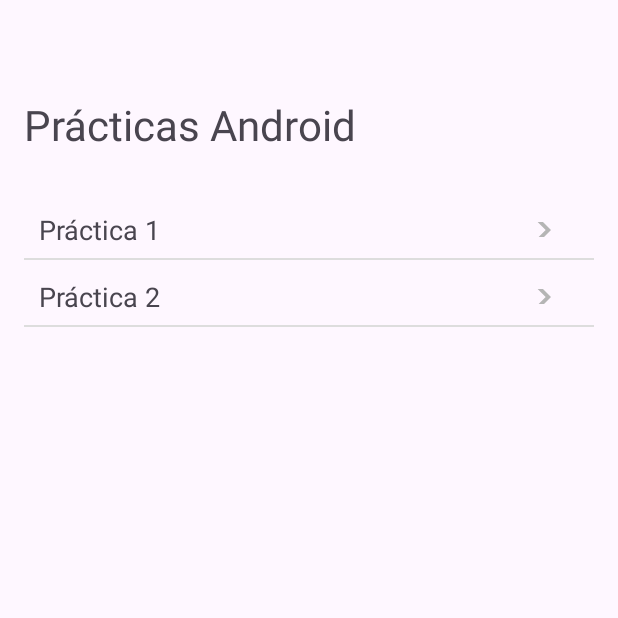
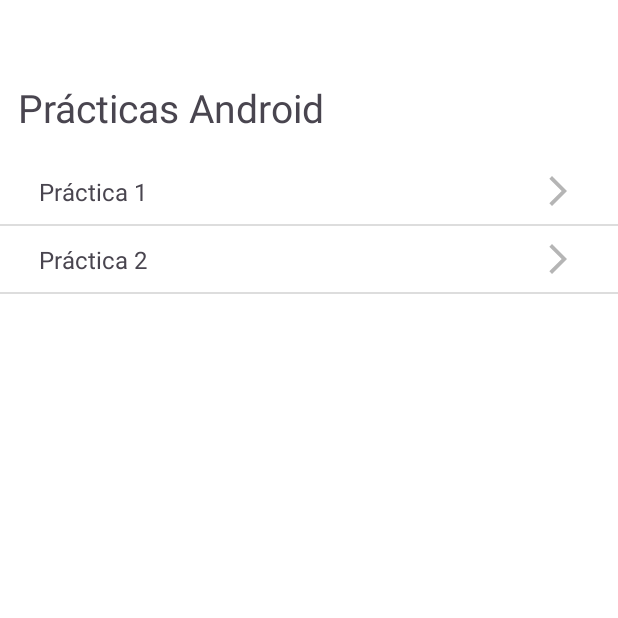
Before and after one commit to SmokeyBirdzz/PracticaFCT, an Android app: the screen it shows after launch (MainActivity), on a phone screen of 412 x 824 dp, the top half of it. Run offline under Robolectric (Android 15) with nearby library versions, the phone set to English and light mode, and no system bars.

Commit message:
Segunda versión de la aplicación. Navegación a Práctica 1 y 2 realizada

```diff
--- a/app/src/main/AndroidManifest.xml
+++ b/app/src/main/AndroidManifest.xml
@@ -13,6 +13,12 @@
         android:theme="@style/Theme.PracticaFCT"
         tools:targetApi="31">
         <activity
+            android:name=".PracticaDos"
+            android:exported="false" />
+        <activity
+            android:name=".PracticaUno"
+            android:exported="false" />
+        <activity
             android:name=".MainActivity"
             android:exported="true">
             <intent-filter>
--- a/app/src/main/java/com/smokey/practicafct/MainActivity.kt
+++ b/app/src/main/java/com/smokey/practicafct/MainActivity.kt
@@ -1,15 +1,48 @@
 package com.smokey.practicafct
 
+import android.content.Intent
 import android.os.Bundle
+import android.widget.ImageButton
 import androidx.activity.enableEdgeToEdge
 import androidx.appcompat.app.AppCompatActivity
 import androidx.core.view.ViewCompat
 import androidx.core.view.WindowInsetsCompat
 
 class MainActivity : AppCompatActivity() {
+
+    private lateinit var imArrow: ImageButton
+    private lateinit var imArrow2: ImageButton
+
     override fun onCreate(savedInstanceState: Bundle?) {
         super.onCreate(savedInstanceState)
         enableEdgeToEdge()
         setContentView(R.layout.activity_main)
+        initComponents()
+        initListeners()
     }
+
+    private fun initComponents() {
+        imArrow = findViewById(R.id.imArrow)
+        imArrow2 = findViewById(R.id.imArrow2)
+    }
+
+    private fun initListeners() {
+        imArrow.setOnClickListener {
+            navigateToPracticaUno()
+        }
+        imArrow2.setOnClickListener {
+            navigateToPracticaDos()
+        }
+    }
+
+    private fun navigateToPracticaUno() {
+        val intent = Intent(this, PracticaUno::class.java)
+        startActivity(intent)
+    }
+
+    private fun navigateToPracticaDos() {
+        val intent = Intent(this, PracticaDos::class.java)
+        startActivity(intent)
+    }
+
 }
--- a/app/src/main/res/layout/activity_main.xml
+++ b/app/src/main/res/layout/activity_main.xml
@@ -5,86 +5,101 @@
     android:id="@+id/main"
     android:layout_width="match_parent"
     android:layout_height="match_parent"
+    android:background="@color/white"
+    android:orientation="vertical"
     tools:context=".MainActivity">
 
-<LinearLayout
-    android:layout_width="match_parent"
-    android:orientation="vertical"
-    android:layout_marginHorizontal="16dp"
-    android:layout_marginVertical="64dp"
-    app:layout_constraintTop_toTopOf="parent"
-    android:layout_height="wrap_content">
-
     <TextView
-        android:id="@+id/tvBigtitle"
+        android:id="@+id/tvPracticasAndroid"
         android:layout_width="match_parent"
         android:layout_height="wrap_content"
+        android:layout_marginTop="54dp"
         android:text="Prácticas Android"
-        android:textSize="28dp"
-        />
+        android:textSize="26dp"
+        android:layout_marginLeft="12dp"
+        app:layout_constraintStart_toStartOf="parent"
+        app:layout_constraintTop_toTopOf="parent" />
 
-    <LinearLayout
-        android:id="@+id/llPractica1"
-        android:orientation="horizontal"
-        android:gravity="center"
-        android:layout_marginTop="32dp"
-        app:layout_constraintTop_toBottomOf="@id/tvBigtitle"
+
+    <androidx.constraintlayout.widget.ConstraintLayout
+        android:id="@+id/clPractica1"
         android:layout_width="match_parent"
-        android:layout_height="38dp">
+        android:layout_height="wrap_content"
+        android:layout_marginTop="16dp"
+        app:layout_constraintStart_toStartOf="parent"
+        app:layout_constraintTop_toBottomOf="@+id/tvPracticasAndroid">
 
         <TextView
-            android:textSize="18dp"
+            android:id="@+id/tvPractica1"
             android:layout_width="wrap_content"
             android:layout_height="wrap_content"
-            android:text="Práctica 1"/>
+            android:layout_marginLeft="26dp"
+            android:text="Práctica 1"
+            android:textSize="16dp"
+            app:layout_constraintBottom_toBottomOf="parent"
+            app:layout_constraintStart_toStartOf="parent"
+            app:layout_constraintTop_toTopOf="parent" />
 
         <ImageButton
+            android:id="@+id/imArrow"
             android:layout_width="wrap_content"
+            android:layout_height="wrap_content"
+            android:layout_marginRight="16dp"
+            android:backgroundTint="@color/white"
+            android:src="@drawable/ic_arrow_right"
             app:tint="@color/grey"
-            android:layout_marginLeft="230dp"
-            android:layout_height="10dp"
-            android:src="@drawable/ic_arrow_right"/>
+            app:layout_constraintBottom_toBottomOf="@+id/tvPractica1"
+            app:layout_constraintEnd_toEndOf="parent"
+            app:layout_constraintTop_toTopOf="@+id/tvPractica1" />
 
-    </LinearLayout>
+
+    </androidx.constraintlayout.widget.ConstraintLayout>
 
     <View
         android:id="@+id/view"
         android:layout_width="match_parent"
         android:layout_height="1dp"
-        android:layout_above="@+id/checkboxLayout"
-        android:layout_marginBottom="5dp"
-        android:background="#DDDDDD" />
+        android:background="#DDDDDD"
+        app:layout_constraintTop_toBottomOf="@+id/clPractica1" />
 
-    <LinearLayout
-        android:orientation="horizontal"
-        android:gravity="center"
+    <androidx.constraintlayout.widget.ConstraintLayout
+        android:id="@+id/clPractica2"
         android:layout_width="match_parent"
-        android:layout_height="38dp">
+        android:layout_height="wrap_content"
+        app:layout_constraintStart_toStartOf="parent"
+        app:layout_constraintTop_toBottomOf="@+id/view">
 
         <TextView
-            android:textSize="18dp"
+            android:id="@+id/tvPractica2"
             android:layout_width="wrap_content"
             android:layout_height="wrap_content"
-            android:text="Práctica 2"/>
+            android:layout_marginLeft="26dp"
+            android:text="Práctica 2"
+            android:textSize="16dp"
+            app:layout_constraintBottom_toBottomOf="parent"
+            app:layout_constraintStart_toStartOf="parent"
+            app:layout_constraintTop_toTopOf="parent" />
 
         <ImageButton
+            android:id="@+id/imArrow2"
             android:layout_width="wrap_content"
-            android:layout_marginLeft="230dp"
-            android:layout_height="10dp"
+            android:layout_height="wrap_content"
             app:tint="@color/grey"
-            android:src="@drawable/ic_arrow_right"/>
+            android:layout_marginRight="16dp"
+            android:backgroundTint="@color/white"
+            android:src="@drawable/ic_arrow_right"
+            app:layout_constraintBottom_toBottomOf="@+id/tvPractica2"
+            app:layout_constraintEnd_toEndOf="parent"
+            app:layout_constraintTop_toTopOf="@+id/tvPractica2" />
 
-    </LinearLayout>
+
+    </androidx.constraintlayout.widget.ConstraintLayout>
 
     <View
         android:id="@+id/view2"
         android:layout_width="match_parent"
         android:layout_height="1dp"
-        android:layout_above="@+id/checkboxLayout2"
-        android:layout_marginBottom="5dp"
-        android:background="#DDDDDD" />
-
-</LinearLayout>
-
+        android:background="#DDDDDD"
+        app:layout_constraintTop_toBottomOf="@+id/clPractica2" />
 
 </androidx.constraintlayout.widget.ConstraintLayout>
```
Also changed, not shown: app/src/main/java/com/smokey/practicafct/PracticaDos.kt (added, +15 -0 lines), app/src/main/java/com/smokey/practicafct/PracticaUno.kt (added, +15 -0 lines), app/src/main/res/layout/activity_practica_dos.xml (added, +16 -0 lines), app/src/main/res/layout/activity_practica_uno.xml (added, +16 -0 lines).
